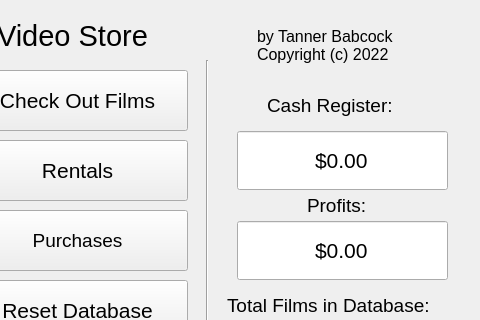
Before: the Qt Designer form mainwindow.ui in Babkock/VideoStore, drawn with Qt 5; both pictures show x 83 to 563 and y 0 to 320 of the 563 by 426 pixel window.
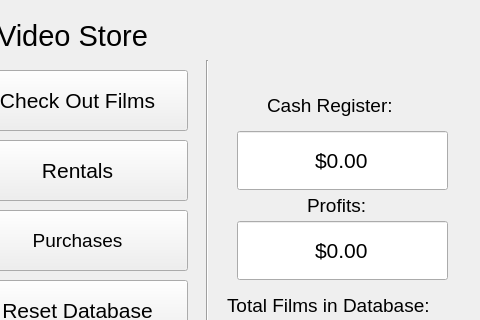
After: the same form once the commit is applied.

The edit to the form file:
```diff
--- a/mainwindow.ui
+++ b/mainwindow.ui
@@ -144,25 +144,6 @@
      <string>Reset Database</string>
     </property>
    </widget>
-   <widget class="QLabel" name="label_2">
-    <property name="geometry">
-     <rect>
-      <x>340</x>
-      <y>20</y>
-      <width>191</width>
-      <height>51</height>
-     </rect>
-    </property>
-    <property name="font">
-     <font>
-      <pointsize>12</pointsize>
-     </font>
-    </property>
-    <property name="text">
-     <string>by Tanner Babcock
-Copyright (c) 2022</string>
-    </property>
-   </widget>
    <widget class="QLabel" name="label_3">
     <property name="geometry">
      <rect>
```
Left out of the diff: 2 changed lines with no effect on the pictures.
